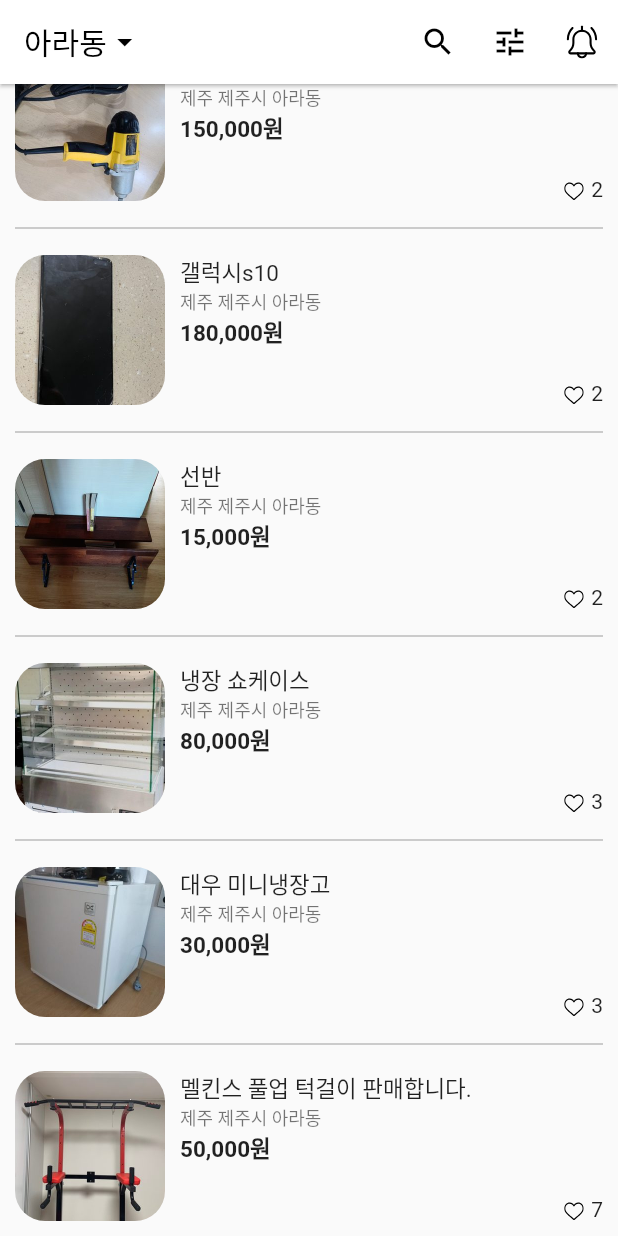
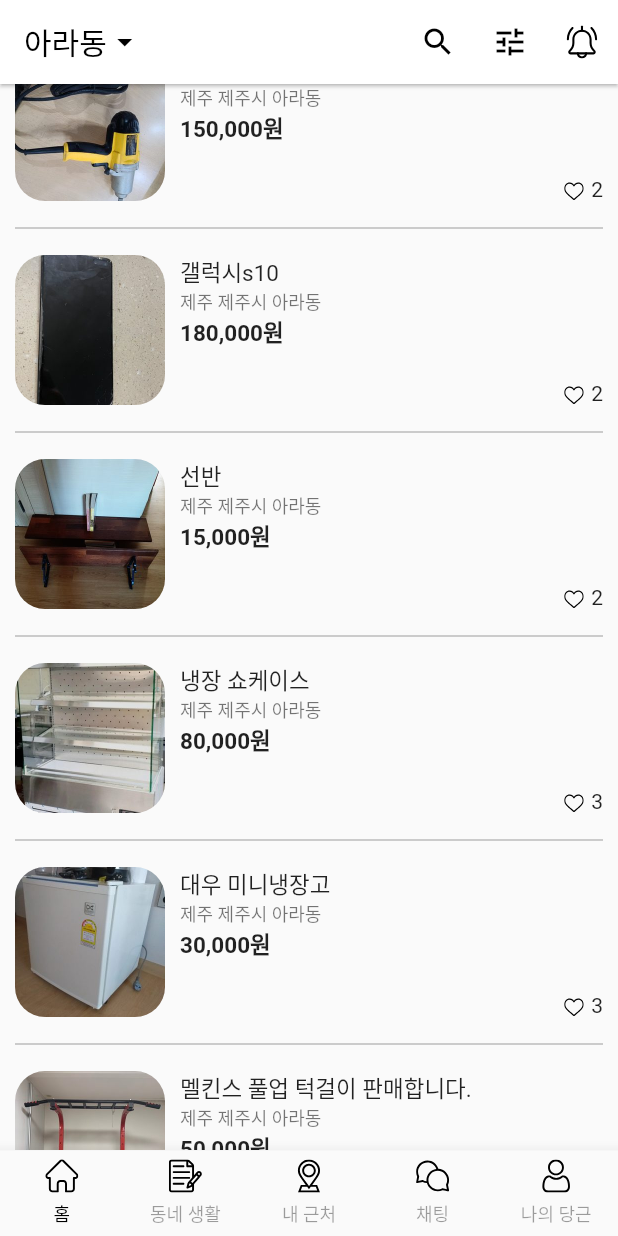
Before and after one commit to Leonamin/flutter_study, a Flutter app: the screen it shows after launch, scrolled down 576 dp, on a phone screen of 412 x 824 dp. Run offline on Flutter 3.47's test engine with Material 2 defaults, Android fonts, the phone set to English and light mode, and no system bars; our stand-ins replace flutter_svg.

Commit message:
기능 - 바텀네비게이션 구현

```diff
--- a/carrot_market/lib/page/home.dart
+++ b/carrot_market/lib/page/home.dart
@@ -14,11 +14,13 @@ class Home extends StatefulWidget {
 
 class _HomeState extends State<Home> {
   late List<Map<String, String>> datas;
+  late int _currentPageIndex;
 
   @override
   void initState() {
     // TODO: implement initState
     super.initState();
+    _currentPageIndex = 0;
     datas = [
       {
         "cid": "1",
@@ -237,8 +239,40 @@ class _HomeState extends State<Home> {
         itemCount: datas.length);
   }
 
+  BottomNavigationBarItem _makeBottomNavigationBarItem(
+      String iconName, String label) {
+    return BottomNavigationBarItem(
+        icon: Padding(
+          padding: const EdgeInsets.only(bottom: 5),
+          child: SvgPicture.asset(
+            "assets/svg/${iconName}_off.svg",
+            width: 22,
+          ),
+        ),
+        label: label);
+  }
+
   Widget _makeBottomNavigator() {
-    return Container();
+    return BottomNavigationBar(
+        // 애니메이션
+        type: BottomNavigationBarType.fixed,
+        onTap: (index) {
+          setState(() {
+            _currentPageIndex = index;
+          });
+        },
+        currentIndex: _currentPageIndex,
+        selectedItemColor: Colors.black,
+        selectedFontSize: 12,
+        unselectedItemColor: Colors.black38,
+        items: [
+          // label 안넣으면 오류남
+          _makeBottomNavigationBarItem("home", "홈"),
+          _makeBottomNavigationBarItem("notes", "동네 생활"),
+          _makeBottomNavigationBarItem("location", "내 근처"),
+          _makeBottomNavigationBarItem("chat", "채팅"),
+          _makeBottomNavigationBarItem("user", "나의 당근"),
+        ]);
   }
 
   @override
@@ -246,7 +280,7 @@ class _HomeState extends State<Home> {
     return Scaffold(
       appBar: _makeAppBar(),
       body: _makeBody(),
-      // bottomNavigationBar: _makeBottomNavigator(),
+      bottomNavigationBar: _makeBottomNavigator(),
     );
   }
 }
```
